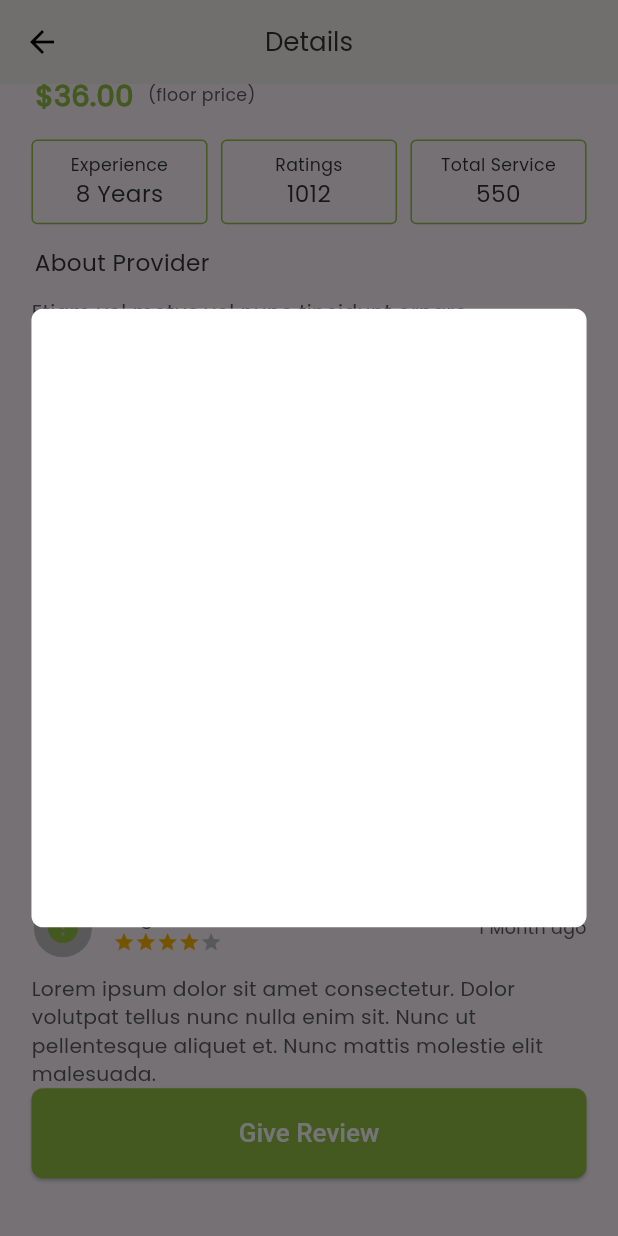
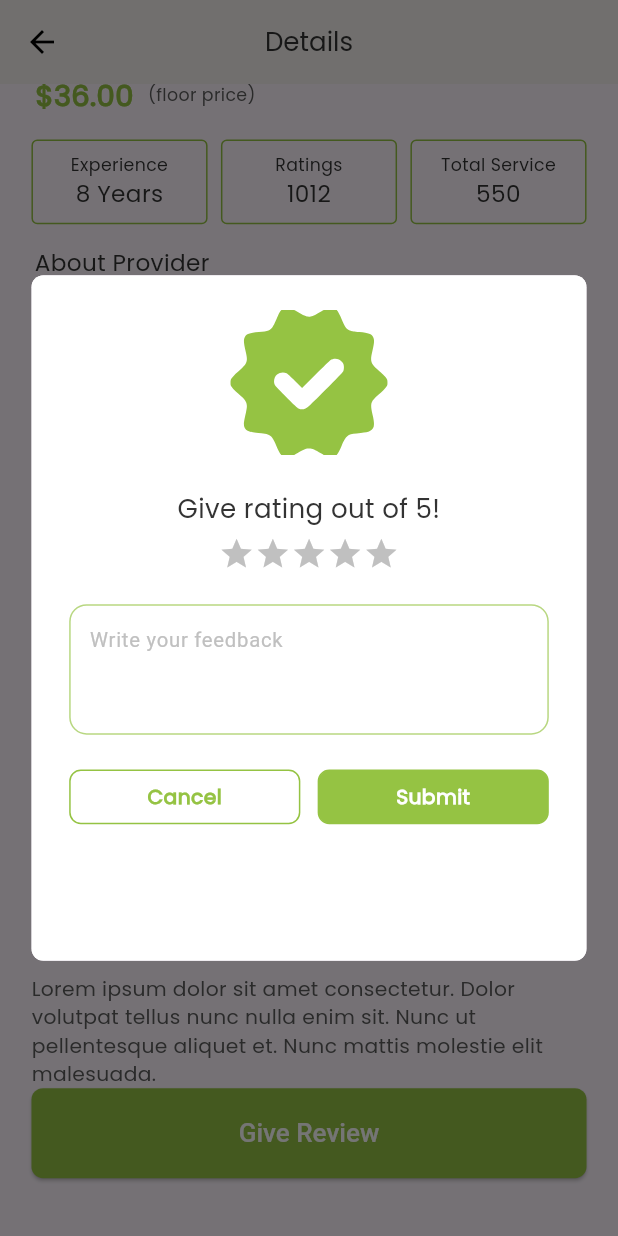
Before and after one commit to bdCalling-Sdt-hub/Service-App, a Flutter app: the MyBookignServiceDetailsScreen screen opened by its route, scrolled down 301 dp, after a tap on "Give Review", on a phone screen of 412 x 824 dp. Run offline on Flutter 3.47's test engine with Material 3 defaults, Android fonts, the phone set to English and light mode, and no system bars; drawn by our look-alikes of cached_network_image, flutter_rating_bar; our stand-ins replace flutter_chat_bubble, flutter_screenutil, flutter_spinkit, flutter_svg, get, image_picker and 4 more; accounts and stored records are empty; network calls fail.

Commit message:
alart dialog done

```diff
--- /dev/null
+++ b/lib/views/base/custom_two_button.dart
@@ -0,0 +1,44 @@
+
+import 'package:flutter/material.dart';
+import 'package:flutter_screenutil/flutter_screenutil.dart';
+
+import '../../utils/app_colors.dart';
+import 'custom_text.dart';
+
+class CustomTwoButon extends StatelessWidget {
+  final List? btnNameList;
+  final VoidCallback? leftBtnOnTap;
+  final VoidCallback? rightBtnOnTap;
+  const CustomTwoButon({super.key, this.btnNameList, this.leftBtnOnTap, this.rightBtnOnTap});
+
+  @override
+  Widget build(BuildContext context) {
+    return               Row(
+      mainAxisAlignment: MainAxisAlignment.spaceBetween,
+      children: List.generate(2, (index) {
+        return GestureDetector(
+          onTap: (){
+            index ==  0 ? leftBtnOnTap : rightBtnOnTap;
+          },
+          child: Container(
+            decoration: BoxDecoration(
+                border: Border.all(color: AppColors.primaryColor),
+                borderRadius: BorderRadius.circular(8.r),
+                color:
+                index == 0 ? Colors.white : AppColors.primaryColor),
+            width: 147.w,
+            child: Padding(
+              padding:
+              EdgeInsets.symmetric(vertical: 8.h, horizontal: 7.w),
+              child: CustomText(
+                  text: index == 0 ?  'Cancel' : 'Submit',
+                  color: index == 0 ?  AppColors.primaryColor : Colors.white,
+                  fontWeight: FontWeight.w600),
+            ),
+          ),
+        );
+      }),
+    )
+    ;
+  }
+}
--- a/lib/views/base/top_review_card.dart
+++ b/lib/views/base/top_review_card.dart
@@ -7,14 +7,9 @@ import '../../utils/app_colors.dart';
 import 'cachanetwork_image.dart';
 import 'custom_text.dart';
 
-class TopReviewsCard extends StatefulWidget {
+class TopReviewsCard extends StatelessWidget {
   const TopReviewsCard({super.key});
 
-  @override
-  State<TopReviewsCard> createState() => _TopReviewsCardState();
-}
-
-class _TopReviewsCardState extends State<TopReviewsCard> {
   @override
   Widget build(BuildContext context) {
     return Column(
@@ -28,7 +23,7 @@ class _TopReviewsCardState extends State<TopReviewsCard> {
                 Container(
                   margin: EdgeInsets.only(right: 12.w),
                   clipBehavior: Clip.antiAlias,
-                  decoration: BoxDecoration(shape: BoxShape.circle),
+                  decoration: const BoxDecoration(shape: BoxShape.circle),
                   child: CustomNetworkImage(
                     imageUrl: "https://media.licdn.com/dms/image/D5603AQFdl60xoR0NpQ/profile-displayphoto-shrink_800_800/0/1699503758188?e=2147483647&v=beta&t=HT1KNyCH1d5YWMWSkyDIZxY-6N-oi3x6PXD7kUOvKJ8",
                     height: 40.h,
--- /dev/null
+++ b/lib/views/screen/my_bookings/Inner_widgets/alart_dialog.dart
@@ -0,0 +1,99 @@
+
+
+import 'package:flutter/material.dart';
+import 'package:flutter_rating_bar/flutter_rating_bar.dart';
+import 'package:flutter_screenutil/flutter_screenutil.dart';
+import 'package:flutter_svg/svg.dart';
+import 'package:get/get.dart';
+
+import '../../../../utils/app_colors.dart';
+import '../../../../utils/app_icons.dart';
+import '../../../base/custom_text.dart';
+import '../../../base/custom_two_button.dart';
+
+class AlartDialog extends StatefulWidget {
+  const AlartDialog({super.key});
+
+  @override
+  State<AlartDialog> createState() => _AlartDialogState();
+}
+
+class _AlartDialogState extends State<AlartDialog> {
+  TextEditingController reviewControler = TextEditingController();
+  double rating = 0;
+
+  @override
+  Widget build(BuildContext context) {
+    return Material(
+      clipBehavior: Clip.antiAlias,
+      borderRadius: BorderRadius.circular(8),
+      child: Container(
+        decoration: BoxDecoration(
+          color: Colors.white,
+        ),
+        child: Padding(
+          padding: EdgeInsets.symmetric(horizontal: 24.w, vertical: 24.h),
+          child: Column(
+            children: [
+              SvgPicture.asset(
+                AppIcons.badge,
+                height: 100.h,
+                width: 100.w,
+                fit: BoxFit.cover,
+              ),
+              CustomText(
+                text: 'Give rating out of 5!',
+                fontsize: 18.h,
+                fontWeight: FontWeight.w500,
+                top: 24.h,
+                bottom: 6.h,
+              ),
+              SizedBox(
+                height: 30,
+                child: RatingBar.builder(
+                  initialRating: rating,
+                  minRating: 0,
+                  unratedColor: const Color(0xffC0C0C0),
+                  itemCount: 5,
+                  updateOnDrag: true,
+                  wrapAlignment: WrapAlignment.start,
+                  itemSize: 25.h,
+                  itemBuilder: (context, index) {
+                    return const Icon(Icons.star, color: Color(0xffFFB701));
+                  },
+                  onRatingUpdate: (value) {
+                    setState(() {
+                      rating = value;
+                    });
+                  },
+                ),
+              ),
+              SizedBox(height: 16.h),
+              TextFormField(
+
+                controller: reviewControler,
+                decoration: InputDecoration(
+                    hintText: 'Write your feedback',
+                    hintStyle: TextStyle(color: Color(0xffC0C0C0),fontSize: 14.h)
+                ),
+                style: TextStyle(color: AppColors.subTextColor5c5c5c,fontSize: 14.h),
+                maxLines: 3,
+              ),
+              SizedBox(height: 24.h),
+
+              CustomTwoButon(
+                btnNameList: ["Cancel", "Submit"],
+                leftBtnOnTap: (){
+                  Get.back();
+                },
+                rightBtnOnTap: (){
+                  Get.back();
+                },
+              )
+            ],
+          ),
+        ),
+      ),
+    );
+  }
+}
--- a/lib/views/screen/my_bookings/my_booking_service_details_screen.dart
+++ b/lib/views/screen/my_bookings/my_booking_service_details_screen.dart
@@ -1,16 +1,21 @@
+import 'package:flutter/cupertino.dart';
 import 'package:flutter/material.dart';
 import 'package:flutter_rating_bar/flutter_rating_bar.dart';
 import 'package:flutter_screenutil/flutter_screenutil.dart';
 import 'package:flutter_svg/flutter_svg.dart';
+import 'package:get/get.dart';
 import 'package:service_app/utils/app_dimentions.dart';
 import 'package:service_app/utils/app_icons.dart';
 import 'package:service_app/views/base/cachanetwork_image.dart';
 import 'package:service_app/views/base/custom_button.dart';
+import 'package:service_app/views/base/custom_text_field.dart';
 import '../../../utils/app_colors.dart';
 import '../../../utils/app_strings.dart';
 import '../../base/custom_text.dart';
+import '../../base/custom_two_button.dart';
 import '../../base/top_review_card.dart';
 import '../service_details/service_details_screen.dart';
+import 'Inner_widgets/alart_dialog.dart';
 
 class MyBookignServiceDetailsScreen extends StatefulWidget {
   const MyBookignServiceDetailsScreen({super.key});
@@ -24,21 +29,10 @@ class _MyBookignServiceDetailsScreenState
     extends State<MyBookignServiceDetailsScreen> {
   double reting = 0;
 
-
   List experienceeRatingServiceList = [
-    {
-      "experienceRating" : "Experience",
-      "yearRating" : "8 Years"
-    },
-
-    {
-      "experienceRating" : "Ratings",
-      "yearRating" : "1012"
-    },
-    {
-      "experienceRating" : "Total Service",
-      "yearRating" : "550"
-    }
+    {"experienceRating": "Experience", "yearRating": "8 Years"},
+    {"experienceRating": "Ratings", "yearRating": "1012"},
+    {"experienceRating": "Total Service", "yearRating": "550"}
   ];
 
   @override
@@ -82,7 +76,6 @@ class _MyBookignServiceDetailsScreenState
                     fontWeight: FontWeight.w500,
                     fontsize: 20.h,
                   )),
-
                   Row(
                     children: [
                       Container(
@@ -205,11 +198,13 @@ class _MyBookignServiceDetailsScreenState
                           child: Column(
                             children: [
                               CustomText(
-                                text: '${experienceeRatingServiceList[index]['experienceRating']}',
+                                text:
+                                    '${experienceeRatingServiceList[index]['experienceRating']}',
                                 fontsize: 12.h,
                               ),
                               CustomText(
-                                text:  '${experienceeRatingServiceList[index]['yearRating']}',
+                                text:
+                                    '${experienceeRatingServiceList[index]['yearRating']}',
                                 fontsize: 16.h,
                                 fontWeight: FontWeight.w500,
                               )
@@ -219,9 +214,6 @@ class _MyBookignServiceDetailsScreenState
                       )),
                 ),
               ),
-
-
-
 
               ///====================about help =========================>
               CustomText(
@@ -263,17 +255,20 @@ class _MyBookignServiceDetailsScreenState
                 ),
               ),
 
-
-
-
-              CustomButton(onTap: (){
-                showDialog(context: context, builder: (context) {
-                  return Padding(
-                    padding:  EdgeInsets.symmetric(horizontal: 20.w,vertical: 213.h),
-                    child: AlartDialog(),
-                  );
-                },);
-              }, text: "Give Review"),
+              CustomButton(
+                  onTap: () {
+                    showDialog(
+                      context: context,
+                      builder: (context) {
+                        return Padding(
+                          padding: EdgeInsets.symmetric(
+                              horizontal: 20.w, vertical: 190.h),
+                          child: AlartDialog(),
+                        );
+                      },
+                    );
+                  },
+                  text: "Give Review"),
 
               SizedBox(height: 20.h),
             ],
@@ -283,24 +278,3 @@ class _MyBookignServiceDetailsScreenState
     );
   }
 }
-
-
-class AlartDialog extends StatelessWidget {
-  const AlartDialog({super.key});
-
-  @override
-  Widget build(BuildContext context) {
-    return Container(
-      decoration: BoxDecoration(
-          color: Colors.white,
-          borderRadius: BorderRadius.circular(8.r)
-      ),
-      child: Column(
-        children: [
-
-
-        ],
-      ),
-    );
-  }
-}
```
